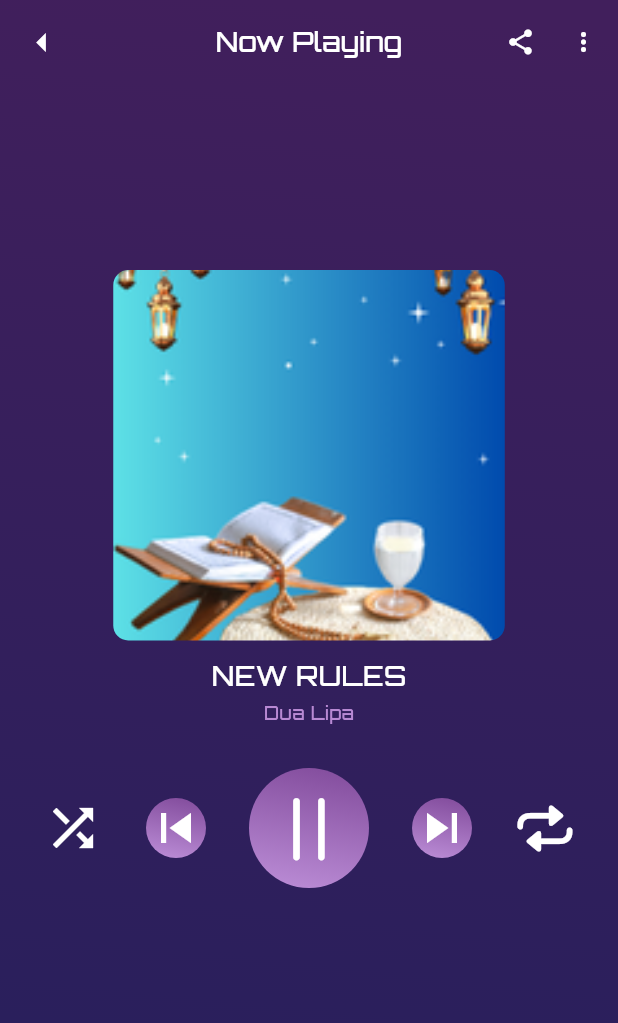
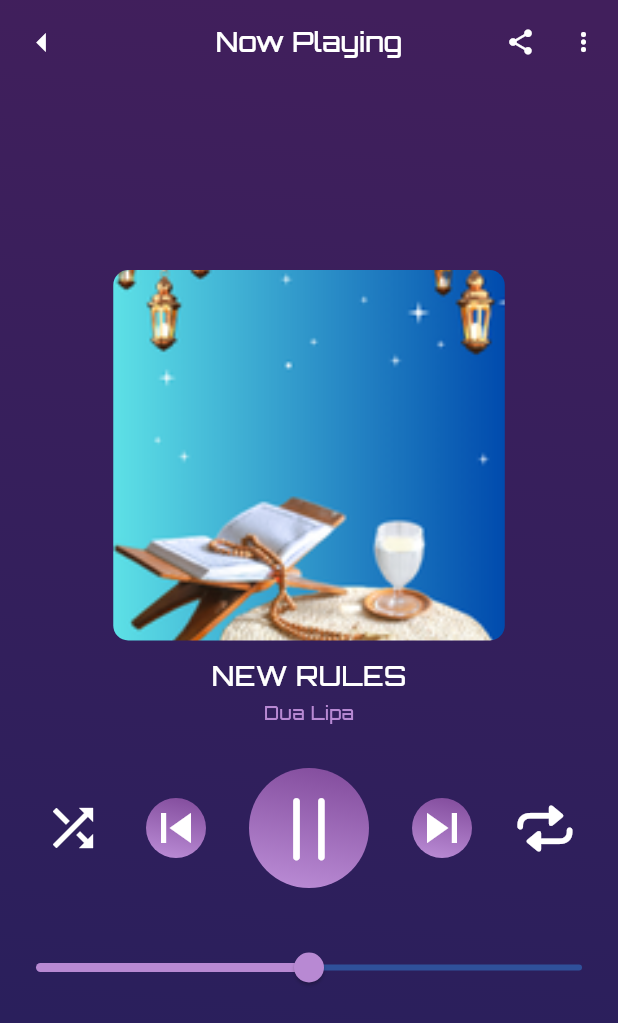
Before and after one commit to EngMohamed3382/music_app, a Flutter app: the PlayMusicScreen screen opened by its route, on a phone screen of 412 x 824 dp. Shown: the top 1023 px of the screen. Run offline on Flutter 3.47's test engine with Material 3 defaults, Android fonts, the phone set to English and light mode, and no system bars.

Commit message:
Part 32 design Play Page Part 7 Add Slider Bar in Play Music Screen

```diff
--- a/lib/core/resources/color_managers.dart
+++ b/lib/core/resources/color_managers.dart
@@ -10,4 +10,5 @@ class ColorManagers {
   static const Color kThirdPrimaryColor = Color(0xff854f9f);
   static const Color kDarkBlue = Color(0xff261f5c);
   static const Color kLightPurple = Color(0xffb889d3);
+  static const Color kDarkPurple = Color(0xff2f509a);
 }
--- a/lib/core/resources/height_values_managers.dart
+++ b/lib/core/resources/height_values_managers.dart
@@ -6,6 +6,7 @@ class HeightValuesManagers{
   static const double h11 = 11;
   static const double h20 = 20;
   static const double h22 = 22;
+  static const double h29 = 29;
   static const double h50 = 50;
   static const double h58 = 58;
   static const double h60 = 60;
--- a/lib/features/play_music/screens/play_music_screen.dart
+++ b/lib/features/play_music/screens/play_music_screen.dart
@@ -1,4 +1,3 @@
-import 'package:flutter/cupertino.dart';
 import 'package:flutter/material.dart';
 import 'package:music_app/core/resources/alignment_managers.dart';
 import 'package:music_app/core/resources/color_managers.dart';
@@ -27,7 +26,7 @@ class PlayMusicScreen extends StatelessWidget {
               ColorManagers.kDarkBlue
             ])),
         child: SafeArea(
-          child: Container(
+          child: SizedBox(
             width: double.infinity,
             child: Column(
               crossAxisAlignment: CrossAxisAlignment.center,
@@ -37,7 +36,12 @@ class PlayMusicScreen extends StatelessWidget {
                 SizedBox(
                   height: 28,
                 ),
-                CustomButtonControllerPlayMusic(),
+                CustomButtonControllerPlayMusic(
+                  value: 0.6,
+                  onChanged: (value){
+
+                  },
+                ),
               ],
             ),
           ),
--- a/lib/features/play_music/widgets/custom_button_controller_play_music.dart
+++ b/lib/features/play_music/widgets/custom_button_controller_play_music.dart
@@ -9,12 +9,16 @@ import 'package:music_app/core/resources/width_values_managers.dart';
 
 class CustomButtonControllerPlayMusic extends StatelessWidget {
   const CustomButtonControllerPlayMusic({
-    super.key,
+    super.key, required this.onChanged, required this.value
+
   });
-
+  final ValueChanged<double> onChanged;
+  final double value;
   @override
   Widget build(BuildContext context) {
-    return Row(
+    return Column(
+      children: [
+        Row(
           mainAxisAlignment: MainAxisAlignment.spaceEvenly,
           children: [
             Icon(Icons.shuffle,size: FontSizeManagers.f40,color: ColorManagers.kWhite,),
@@ -76,6 +80,15 @@ class CustomButtonControllerPlayMusic extends StatelessWidget {
             Icon(CupertinoIcons.repeat,color: ColorManagers.kWhite,size: FontSizeManagers.f40,),
 
           ],
+        ),
+        SizedBox(
+          height: HeightValuesManagers.h29,
+        ),
+        Slider(value: 0.5, onChanged: onChanged,
+          activeColor: ColorManagers.kLightPurple,
+          inactiveColor: ColorManagers.kDarkPurple,
+        ),
+      ],
     );
   }
 }
```
Lines whose indentation alone changed are shown as unchanged.
